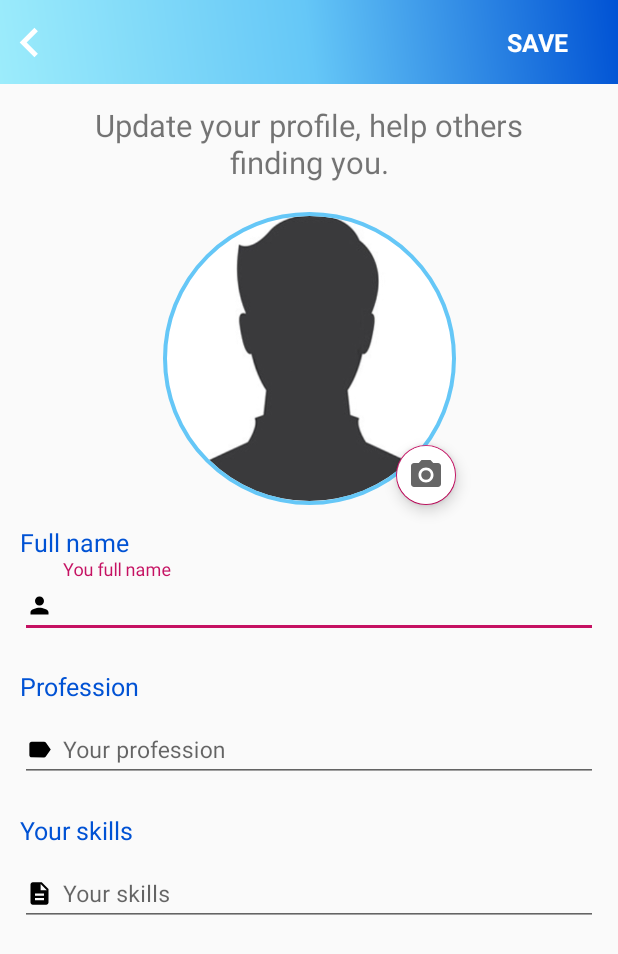
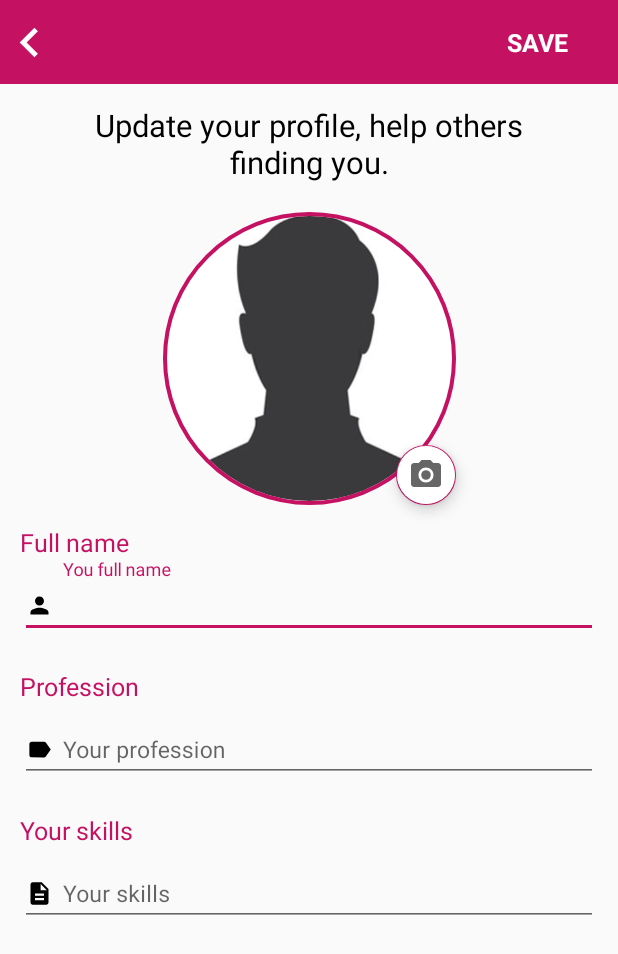
Before and after one commit to AFRIDI-2020/FreelanceBD, an Android app: the EditAboutUserActivity screen opened directly, with no data from a screen before it, on a phone screen of 412 x 824 dp. Shown: the top 954 px of the screen. Run offline under Robolectric (Android 15) with nearby library versions, the phone set to English and light mode, and no system bars; our stand-ins replace CircleImageView, Firebase (no records; nobody signed in at launch, a user with empty details on screens opened directly), Picasso, sdp/ssp sizes; libraries missing offline, so code that uses them is left out: com.theartofdev.edmodo.

Commit message:
13 february night 1:10 am

```diff
--- a/app/src/main/java/com/practice/freelancebd/Activity/EditAboutUserActivity.java
+++ b/app/src/main/java/com/practice/freelancebd/Activity/EditAboutUserActivity.java
@@ -152,7 +152,7 @@ public class EditAboutUserActivity extends AppCompatActivity {
                         if (task.isSuccessful()) {
                             savingAlertDialog.dismiss();
                             Toast.makeText(EditAboutUserActivity.this, "profile updated!", Toast.LENGTH_SHORT).show();
-                            startActivity(new Intent(EditAboutUserActivity.this, AboutUserProfile.class));
+                            startActivity(new Intent(EditAboutUserActivity.this, HomeActivity.class));
                         } else {
                             Toast.makeText(EditAboutUserActivity.this, "Error: " + task.getException().getMessage(), Toast.LENGTH_SHORT).show();
                         }
--- a/app/src/main/res/layout/activity_edit_about_user.xml
+++ b/app/src/main/res/layout/activity_edit_about_user.xml
@@ -11,7 +11,7 @@
         android:id="@+id/edit_user_profile_toolbar"
         android:layout_width="match_parent"
         android:layout_height="?attr/actionBarSize"
-        android:background="@drawable/app_new_gradient"
+        android:background="@color/colorPrimary"
         android:theme="@style/ThemeOverlay.AppCompat.Dark.ActionBar"
         app:contentInsetLeft="0dp"
         app:contentInsetStart="0dp"
@@ -62,6 +62,7 @@
         android:layout_marginTop="@dimen/_10sdp"
         android:layout_marginRight="@dimen/_30sdp"
         android:gravity="center"
+        android:textColor="@color/black"
         android:text="@string/update_your_profile_for"
         android:textAlignment="center"
         android:textSize="@dimen/_16sdp"
@@ -76,7 +77,7 @@
         android:layout_marginTop="@dimen/_15sdp"
         android:scaleType="centerCrop"
         android:src="@drawable/add_profile_photo"
-        app:civ_border_color="@color/sky"
+        app:civ_border_color="@color/colorAccent"
         app:civ_border_width="@dimen/_2sdp"
         app:layout_constraintEnd_toEndOf="@id/update_profile_for"
         app:layout_constraintStart_toStartOf="@id/update_profile_for"
@@ -178,7 +179,7 @@
         android:layout_marginLeft="@dimen/_10sdp"
         android:layout_marginTop="@dimen/_10sdp"
         android:text="Full name"
-        android:textColor="@color/blue"
+        android:textColor="@color/colorAccent"
         android:textSize="@dimen/_13sdp"
         app:layout_constraintStart_toStartOf="parent"
         app:layout_constraintTop_toBottomOf="@id/profile_image" />
@@ -189,7 +190,7 @@
         android:layout_height="wrap_content"
         android:layout_marginLeft="@dimen/_10sdp"
         android:text="Profession"
-        android:textColor="@color/blue"
+        android:textColor="@color/colorAccent"
         android:textSize="@dimen/_13sdp"
         app:layout_constraintStart_toStartOf="parent"
         app:layout_constraintTop_toBottomOf="@id/fullNameTextInputLayout" />
@@ -200,7 +201,7 @@
         android:layout_height="wrap_content"
         android:layout_marginLeft="@dimen/_10sdp"
         android:text="Your skills"
-        android:textColor="@color/blue"
+        android:textColor="@color/colorAccent"
         android:textSize="@dimen/_13sdp"
         app:layout_constraintStart_toStartOf="parent"
         app:layout_constraintTop_toBottomOf="@id/professionalTagTextInputLayout" />
```
